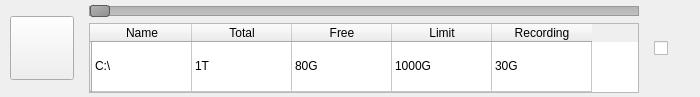
First picture: the form in veapp/disk/vschddoneedit.ui, repository linkingvision/rapidvms, before the edit.
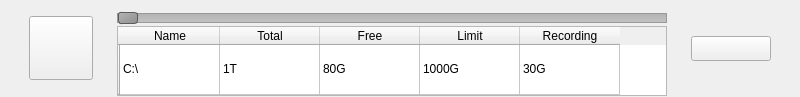
Second picture: the form after the edit. Icons and pictures are not drawn. Custom widgets are drawn as their Qt base class.

Diff of the .ui file:
```diff
--- a/veapp/disk/vschddoneedit.ui
+++ b/veapp/disk/vschddoneedit.ui
@@ -6,19 +6,19 @@
    <rect>
     <x>0</x>
     <y>0</y>
-    <width>700</width>
+    <width>800</width>
     <height>97</height>
    </rect>
   </property>
   <property name="minimumSize">
    <size>
-    <width>700</width>
+    <width>800</width>
     <height>97</height>
    </size>
   </property>
   <property name="maximumSize">
    <size>
-    <width>700</width>
+    <width>800</width>
     <height>97</height>
    </size>
   </property>
@@ -30,21 +30,6 @@
     <normaloff>:/logo/resources/vscsmall.png</normaloff>:/logo/resources/vscsmall.png</iconset>
   </property>
   <layout class="QHBoxLayout" name="horizontalLayout">
-   <property name="spacing">
-    <number>15</number>
-   </property>
-   <property name="leftMargin">
-    <number>10</number>
-   </property>
-   <property name="topMargin">
-    <number>0</number>
-   </property>
-   <property name="rightMargin">
-    <number>10</number>
-   </property>
-   <property name="bottomMargin">
-    <number>0</number>
-   </property>
    <item>
     <widget class="QPushButton" name="pushButton">
      <property name="minimumSize">
@@ -225,14 +210,43 @@
     </layout>
    </item>
    <item>
-    <widget class="QCheckBox" name="checkBox">
+    <widget class="SwitchButton" name="checkBox">
+     <property name="minimumSize">
+      <size>
+       <width>80</width>
+       <height>25</height>
+      </size>
+     </property>
+     <property name="maximumSize">
+      <size>
+       <width>80</width>
+       <height>25</height>
+      </size>
+     </property>
      <property name="text">
       <string/>
      </property>
+     <property name="icon">
+      <iconset resource="../main/vscmainwindows.qrc">
+       <normaloff>:/action/resources/switchputton.png</normaloff>:/action/resources/switchputton.png</iconset>
+     </property>
+     <property name="iconSize">
+      <size>
+       <width>80</width>
+       <height>25</height>
+      </size>
+     </property>
     </widget>
    </item>
   </layout>
  </widget>
+ <customwidgets>
+  <customwidget>
+   <class>SwitchButton</class>
+   <extends>QPushButton</extends>
+   <header>switchbutton.h</header>
+  </customwidget>
+ </customwidgets>
  <resources>
   <include location="../main/vscmainwindows.qrc"/>
  </resources>
```
